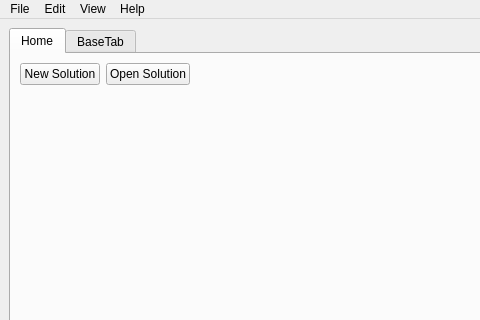
First picture: the form in ui/designer/main.ui, repository MuJiRaengI/MJRI_AI_SW, before the edit; both pictures show x 0 to 480 and y 0 to 320 of the 718 by 483 pixel window.
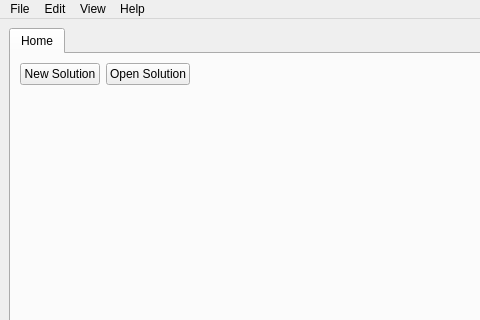
Second picture: the form after the edit.

```diff
--- a/ui/designer/main.ui
+++ b/ui/designer/main.ui
@@ -73,11 +73,6 @@
           </item>
          </layout>
         </widget>
-        <widget class="QWidget" name="tab_2">
-         <attribute name="title">
-          <string>BaseTab</string>
-         </attribute>
-        </widget>
        </widget>
       </item>
      </layout>
```
